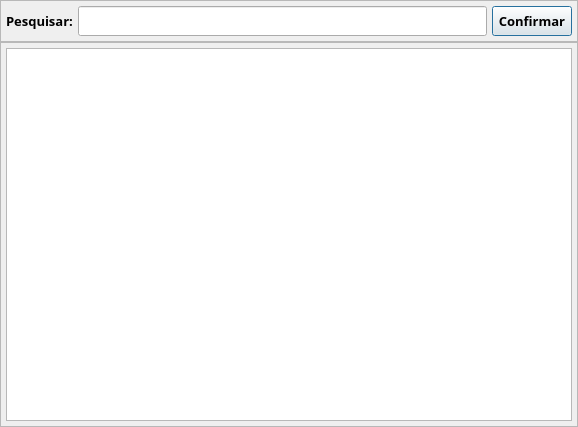
Qt form app/views/ui/pesquisa_Produto.ui (RafaelOmega/Fabrica_2.0) before a commit.
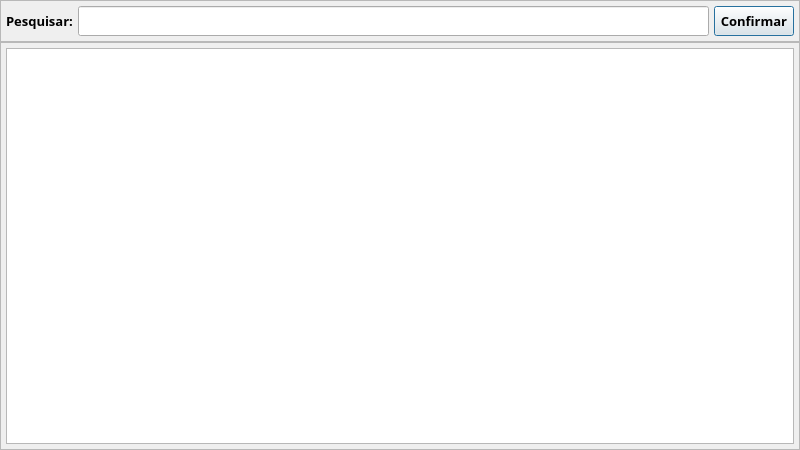
The same form after that commit.

Patch:
```diff
--- a/app/views/ui/pesquisa_Produto.ui
+++ b/app/views/ui/pesquisa_Produto.ui
@@ -6,8 +6,8 @@
    <rect>
     <x>0</x>
     <y>0</y>
-    <width>578</width>
-    <height>427</height>
+    <width>800</width>
+    <height>450</height>
    </rect>
   </property>
   <property name="font">
```
